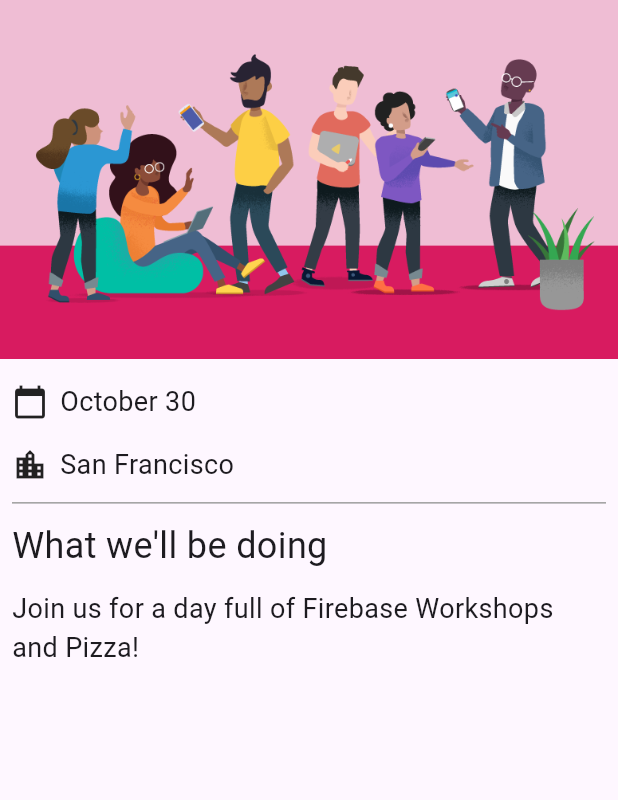
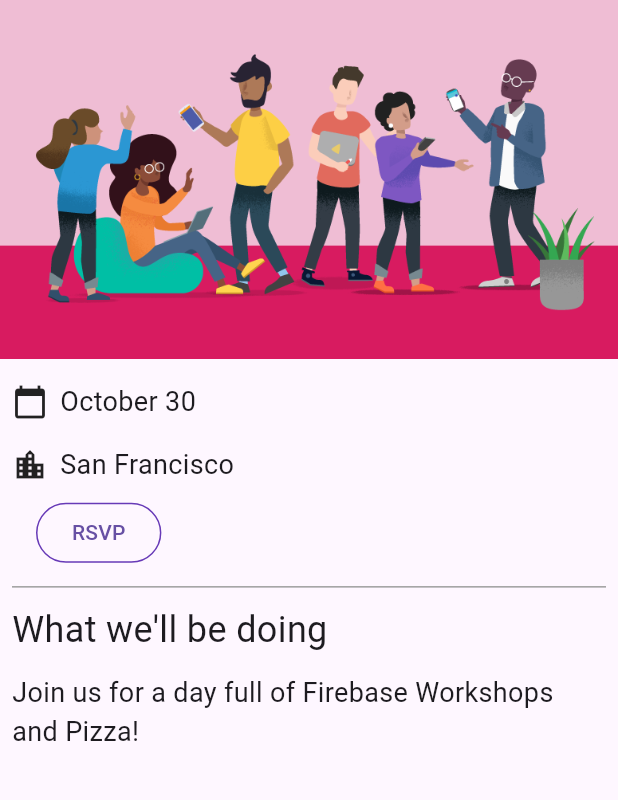
Before and after one commit to EmmanuelETM/flutter_meetup_app, a Flutter app: the screen it shows after launch, on a phone screen of 412 x 824 dp, the part 84-884 px from its top. Run offline on Flutter 3.47's test engine with Material 3 defaults, Android fonts, the phone set to English and light mode, and no system bars; our stand-ins replace firebase_auth, firebase_core, go_router, google_fonts; missing offline and left inert: firebase_ui_auth; accounts and stored records are empty.

Commit message:
Finished RSVP, now the user can login, register, and delete the account. Also the email verification works

```diff
--- a/lib/home_page.dart
+++ b/lib/home_page.dart
@@ -1,9 +1,12 @@
 // Copyright 2022 The Flutter Authors. All rights reserved.
 // Use of this source code is governed by a BSD-style license that can be
 // found in the LICENSE file.
-
+import 'package:firebase_auth/firebase_auth.dart'
+    hide EmailAuthProvider, PhoneAuthProvider;
 import 'package:flutter/material.dart';
-
+import 'package:provider/provider.dart';
+import 'app_state.dart';
+import 'src/authentication.dart';
 import 'src/widgets.dart';
 
 class HomePage extends StatelessWidget {
@@ -21,6 +24,13 @@ class HomePage extends StatelessWidget {
           const SizedBox(height: 8),
           const IconAndDetail(Icons.calendar_today, 'October 30'),
           const IconAndDetail(Icons.location_city, 'San Francisco'),
+          Consumer<ApplicationState>(
+            builder: (context, appState, _) => AuthFunc(
+              loggedIn: appState.loggedIn,
+              signOut: () {
+                FirebaseAuth.instance.signOut();
+              }),
+          ),
           const Divider(
             height: 8,
             thickness: 1,
--- a/lib/main.dart
+++ b/lib/main.dart
@@ -25,20 +25,20 @@ class MyApp extends StatelessWidget {
 
   @override
   Widget build(BuildContext context) {
-    return MaterialApp(
+    return MaterialApp.router(
       title: 'Firebase Meetup',
       theme: ThemeData(
         buttonTheme: Theme.of(context).buttonTheme.copyWith(
               highlightColor: Colors.deepPurple,
             ),
-        colorScheme: ColorScheme.fromSeed(seedColor: Colors.deepPurple),
+        primarySwatch: Colors.deepPurple,
         textTheme: GoogleFonts.robotoTextTheme(
           Theme.of(context).textTheme,
         ),
         visualDensity: VisualDensity.adaptivePlatformDensity,
         useMaterial3: true,
       ),
-      home: const HomePage(),
+      routerConfig: _router, // new
     );
   }
 }
--- a/lib/src/authentication.dart
+++ b/lib/src/authentication.dart
@@ -3,65 +3,44 @@
 // found in the LICENSE file.
 
 import 'package:flutter/material.dart';
+import 'package:go_router/go_router.dart';
 
-class Header extends StatelessWidget {
-  const Header(this.heading, {super.key});
-  final String heading;
+import 'widgets.dart';
+
+class AuthFunc extends StatelessWidget {
+  const AuthFunc({
+    super.key,
+    required this.loggedIn,
+    required this.signOut,
+  });
+
+  final bool loggedIn;
+  final void Function() signOut;
 
   @override
-  Widget build(BuildContext context) => Padding(
-        padding: const EdgeInsets.all(8.0),
-        child: Text(
-          heading,
-          style: const TextStyle(fontSize: 24),
+  Widget build(BuildContext context) {
+    return Row(
+      children: [
+        Padding(
+          padding: const EdgeInsets.only(left: 24, bottom: 8),
+          child: StyledButton(
+              onPressed: () {
+                !loggedIn ? context.push('/sign-in') : signOut();
+              },
+              child: !loggedIn ? const Text('RSVP') : const Text('Logout')),
         ),
-      );
+        Visibility(
+          visible: loggedIn,
+          child: Padding(
+            padding: const EdgeInsets.only(left: 24, bottom: 8),
+            child: StyledButton(
+                onPressed: () {
+                  context.push('/profile');
+                },
+                child: const Text('Profile')),
+          ),
+        )
+      ],
+    );
+  }
 }
-
-class Paragraph extends StatelessWidget {
-  const Paragraph(this.content, {super.key});
-  final String content;
-  @override
-  Widget build(BuildContext context) => Padding(
-        padding: const EdgeInsets.symmetric(horizontal: 8, vertical: 4),
-        child: Text(
-          content,
-          style: const TextStyle(fontSize: 18),
-        ),
-      );
-}
-
-class IconAndDetail extends StatelessWidget {
-  const IconAndDetail(this.icon, this.detail, {super.key});
-  final IconData icon;
-  final String detail;
-
-  @override
-  Widget build(BuildContext context) => Padding(
-        padding: const EdgeInsets.all(8.0),
-        child: Row(
-          children: [
-            Icon(icon),
-            const SizedBox(width: 8),
-            Text(
-              detail,
-              style: const TextStyle(fontSize: 18),
-            )
-          ],
-        ),
-      );
-}
-
-class StyledButton extends StatelessWidget {
-  const StyledButton({required this.child, required this.onPressed, super.key});
-  final Widget child;
-  final void Function() onPressed;
-
-  @override
-  Widget build(BuildContext context) => OutlinedButton(
-        style: OutlinedButton.styleFrom(
-            side: const BorderSide(color: Colors.deepPurple)),
-        onPressed: onPressed,
-        child: child,
-      );
-}
```
